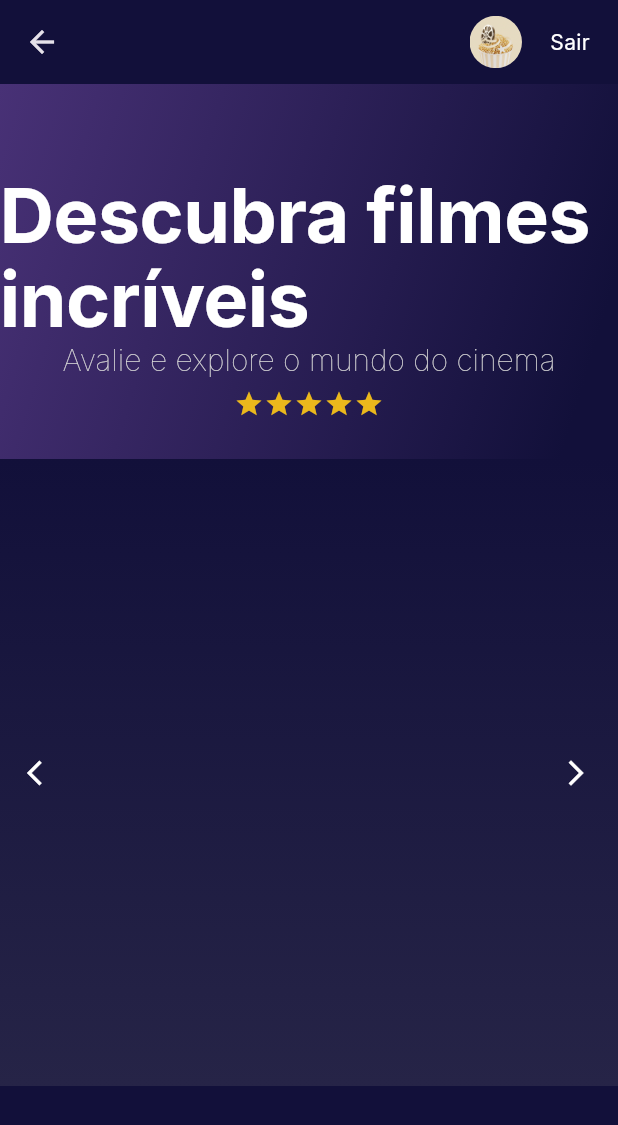
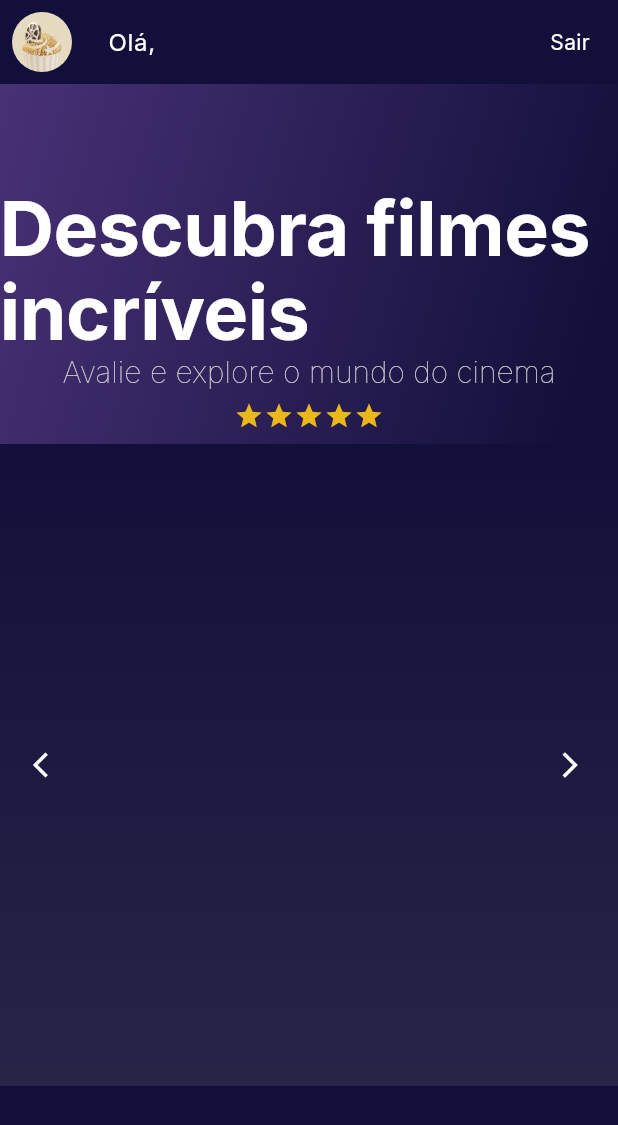
Before and after one commit to laisvarela/CineTrack_Web, a Flutter app: the HomeScreen screen opened by its route, after a tap on the "arrow back ios" icon, on a phone screen of 412 x 824 dp. Shown: the top 1125 px of the screen. Run offline on Flutter 3.47's test engine with Material 3 defaults, Android fonts, the phone set to English and light mode, and no system bars; drawn by our look-alikes of carousel_slider; our stand-ins replace cloud_firestore, firebase_auth, firebase_core, flutter_dotenv, flutter_riverpod, google_fonts; accounts and stored records are empty; generated files the repository leaves out were written again.

Commit message:
:sparkles: feat: Update HomeScreen to use UserController for user data; refactor user role retrieval in UserRepository; add card theme to WebTheme.

```diff
--- a/cinetrack/lib/features/home/home_screen.dart
+++ b/cinetrack/lib/features/home/home_screen.dart
@@ -2,7 +2,7 @@ import 'package:carousel_slider/carousel_slider.dart';
 import 'package:cinetrack/core/asset_images.dart';
 import 'package:cinetrack/features/auth/routes/auth_routes.dart';
 import 'package:cinetrack/features/movie/controllers/movie_controller.dart';
-import 'package:cinetrack/features/user/repositories/user_repository.dart';
+import 'package:cinetrack/features/user/controllers/user_controller.dart';
 import 'package:firebase_auth/firebase_auth.dart';
 import 'package:flutter/material.dart';
 import 'package:flutter_riverpod/flutter_riverpod.dart';
@@ -15,8 +15,8 @@ class HomeScreen extends ConsumerStatefulWidget {
 }
 
 class _HomeScreenState extends ConsumerState<HomeScreen> {
-  final CarouselSliderController _carouselController = CarouselSliderController(); // <-- adicionado
-  String userRole = UserRepository().userRole;
+  final CarouselSliderController _carouselController =
+      CarouselSliderController();
 
   @override
   void initState() {
@@ -25,17 +25,23 @@ class _HomeScreenState extends ConsumerState<HomeScreen> {
 
   @override
   Widget build(BuildContext context) {
-    final movieState = ref.watch(movieControllerProvider);
-    return Scaffold(
+    final user = ref.watch(userControllerProvider);
+    return Expanded(
+      child: Scaffold(
         backgroundColor: Theme.of(context).colorScheme.primary,
         appBar: AppBar(
           backgroundColor: Theme.of(context).colorScheme.surface,
+          leading: Padding(
+            padding: const EdgeInsets.all(8.0),
+            child: ClipOval(child: Image.asset(AssetImages.mainIcon)),
+          ),
+          title: user.when(
+            data: (user) => Text("Olá, ${user?.name ?? ''}"),
+            loading: () => CircularProgressIndicator(),
+            error: (error, stackTrace) => Text('Olá'),
+          ),
+          titleTextStyle: Theme.of(context).textTheme.bodyLarge,
           actions: [
-          Row(
-            children: [
-              ClipOval(
-                child: Image.asset(AssetImages.mainIcon, width: 35, height: 35),
-              ),
             TextButton(
               onPressed: () async {
                 await FirebaseAuth.instance.signOut();
@@ -50,26 +56,23 @@ class _HomeScreenState extends ConsumerState<HomeScreen> {
             ),
           ],
         ),
-        ],
-      ),
 
         body: LayoutBuilder(
           builder: (context, constraints) {
-          final topHeight = 250.0;
-          final footerHeight = 100.0;
-          final minChildSize =
-              ((constraints.maxHeight - topHeight - footerHeight).clamp(
-                0.15,
-                0.85,
-              ));
-
-          return Stack(
+            const double cardWidth = 260.0;
+            final double availableWidth = constraints.maxWidth;
+            final double viewportFraction = (cardWidth / availableWidth).clamp(
+              0.08,
+              1.0,
+            );
+            return Expanded(
+              child: Stack(
                 children: [
                   Column(
                     children: [
                       Container(
                         width: double.infinity,
-                    height: 250,
+                        height: 240,
                         decoration: BoxDecoration(
                           gradient: LinearGradient(
                             begin: Alignment.topLeft,
@@ -83,14 +86,21 @@ class _HomeScreenState extends ConsumerState<HomeScreen> {
                           child: Padding(
                             padding: const EdgeInsets.only(top: 60),
                             child: Column(
+                              crossAxisAlignment: CrossAxisAlignment.center,
+                              mainAxisAlignment: MainAxisAlignment.center,
+
                               children: [
                                 Text(
                                   'Descubra filmes incríveis',
-                              style: Theme.of(context).textTheme.displayLarge,
+                                  style: Theme.of(
+                                    context,
+                                  ).textTheme.displayLarge,
                                 ),
                                 Text(
                                   'Avalie e explore o mundo do cinema',
-                              style: Theme.of(context).textTheme.displayMedium
+                                  style: Theme.of(context)
+                                      .textTheme
+                                      .displayMedium
                                       ?.copyWith(
                                         color: const Color.fromARGB(
                                           255,
@@ -119,7 +129,7 @@ class _HomeScreenState extends ConsumerState<HomeScreen> {
                       Expanded(
                         child: Container(
                           width: double.infinity,
-                      height: footerHeight,
+                          height: double.maxFinite,
                           decoration: BoxDecoration(
                             gradient: LinearGradient(
                               begin: Alignment.topCenter,
@@ -130,10 +140,28 @@ class _HomeScreenState extends ConsumerState<HomeScreen> {
                               ],
                             ),
                           ),
-                      child: Stack( // <-- envolve o carousel e os botões
-                        alignment: Alignment.center,
+                          child: Row(
+                            spacing: 10,
+                            mainAxisAlignment: MainAxisAlignment.spaceBetween,
                             children: [
-                          CarouselSlider.builder(
+                              Padding(
+                                padding: const EdgeInsets.all(8.0),
+                                child: IconButton(
+                                  icon: const Icon(
+                                    Icons.arrow_back_ios,
+                                    color: Colors.white,
+                                  ),
+                                  onPressed: () =>
+                                      _carouselController.previousPage(
+                                        duration: const Duration(
+                                          milliseconds: 300,
+                                        ),
+                                        curve: Curves.ease,
+                                      ),
+                                ),
+                              ),
+                              Expanded(
+                                child: CarouselSlider.builder(
                                   itemCount: ref
                                       .watch(movieControllerProvider)
                                       .maybeWhen(
@@ -142,47 +170,82 @@ class _HomeScreenState extends ConsumerState<HomeScreen> {
                                       ),
                                   carouselController: _carouselController,
                                   itemBuilder: (context, index, realIndex) {
-                             final movieState = ref.watch(movieControllerProvider);
+                                    final movieState = ref.watch(
+                                      movieControllerProvider,
+                                    );
                                     return movieState.when(
                                       error: (error, stackTrace) {
                                         return Center(
-                                 child: Text('Erro ao carregar filmes'),
+                                          child: Text(
+                                            'Erro ao carregar filmes',
+                                          ),
                                         );
                                       },
-                             loading: () =>
-                                 Center(child: CircularProgressIndicator()),
+                                      loading: () => Center(
+                                        child: CircularProgressIndicator(),
+                                      ),
                                       data: (movies) {
                                         if (movies.isEmpty) {
                                           return Center(
-                                   child: Text('Nenhum filme encontrado'),
+                                            child: Text(
+                                              'Nenhum filme encontrado',
+                                            ),
                                           );
                                         }
                                         final movie = movies[index];
                                         return Center(
                                           child: SizedBox(
-                                   height: 500,
-                                   width: 200,
+                                            height: 380,
+                                            width: 260,
                                             child: Card(
-                                     shape: RoundedRectangleBorder(
-                                       borderRadius: BorderRadius.circular(12),
-                                     ),
-                                     elevation: 4,
                                               child: Column(
-                                       crossAxisAlignment: CrossAxisAlignment.start,
+                                                crossAxisAlignment:
+                                                    CrossAxisAlignment.start,
                                                 children: [
                                                   Padding(
-                                           padding: const EdgeInsets.all(8.0),
+                                                    padding:
+                                                        const EdgeInsets.all(
+                                                          8.0,
+                                                        ),
                                                     child: SizedBox(
-                                             height: 200,
-                                             width: double.infinity,
-                                             child: Image.network(movie.capa, fit: BoxFit.cover),
+                                                      height: 180,
+                                                      width: double.maxFinite,
+                                                      child: Image.network(
+                                                        movie.capa,
+                                                        fit: BoxFit.contain,
+                                                        alignment:
+                                                            Alignment.topCenter,
+                                                      ),
                                                     ),
                                                   ),
                                                   Padding(
-                                           padding: const EdgeInsets.all(12),
+                                                    padding:
+                                                        const EdgeInsets.all(
+                                                          12,
+                                                        ),
                                                     child: Column(
-                                             crossAxisAlignment: CrossAxisAlignment.start,
-                                             children: [Text(movie.titulo)],
+                                                      spacing: 8,
+                                                      crossAxisAlignment:
+                                                          CrossAxisAlignment
+                                                              .start,
+                                                      children: [
+                                                        Text(
+                                                          movie.generos,
+                                                          overflow: TextOverflow
+                                                              .ellipsis,
+                                                        ),
+                                                        Text(
+                                                          movie.titulo,
+                                                          maxLines: 2,
+                                                          overflow: TextOverflow
+                                                              .ellipsis,
+                                                        ),
+                                                        Text(
+                                                          movie.ano,
+                                                          overflow: TextOverflow
+                                                              .ellipsis,
+                                                        ),
+                                                      ],
                                                     ),
                                                   ),
                                                 ],
@@ -194,24 +257,27 @@ class _HomeScreenState extends ConsumerState<HomeScreen> {
                                     );
                                   },
                                   options: CarouselOptions(
-                           viewportFraction: 0.20,
-                           scrollPhysics: const NeverScrollableScrollPhysics(),
-                         ),
-                          ), // fim CarouselSlider
-
-                          // botões únicos à esquerda/direita
-                          Positioned(
-                            left: 4,
-                            child: IconButton(
-                              icon: const Icon(Icons.arrow_back_ios, color: Colors.white),
-                              onPressed: () => _carouselController.previousPage(duration: const Duration(milliseconds: 300), curve: Curves.ease),
+                                    height: 380,
+                                    viewportFraction: viewportFraction,
+                                    enlargeCenterPage: false,
+                                    enableInfiniteScroll: true,
+                                    scrollPhysics:
+                                        const NeverScrollableScrollPhysics(),
                                   ),
                                 ),
-                          Positioned(
-                            right: 4,
+                              ),
+
+                              Padding(
+                                padding: const EdgeInsets.all(8.0),
                                 child: IconButton(
-                              icon: const Icon(Icons.arrow_forward_ios, color: Colors.white),
-                              onPressed: () => _carouselController.nextPage(duration: const Duration(milliseconds: 300), curve: Curves.ease),
+                                  icon: const Icon(
+                                    Icons.arrow_forward_ios,
+                                    color: Colors.white,
+                                  ),
+                                  onPressed: () => _carouselController.nextPage(
+                                    duration: const Duration(milliseconds: 300),
+                                    curve: Curves.ease,
+                                  ),
                                 ),
                               ),
                             ],
@@ -226,8 +292,10 @@ class _HomeScreenState extends ConsumerState<HomeScreen> {
                     ],
                   ),
                 ],
+              ),
             );
           },
+        ),
       ),
     );
   }
--- /dev/null
+++ b/cinetrack/lib/features/user/controllers/user_controller.dart
@@ -0,0 +1,11 @@
+import 'package:cinetrack/features/user/models/user_model.dart';
+import 'package:cinetrack/features/user/repositories/user_repository.dart';
+import 'package:flutter_riverpod/flutter_riverpod.dart';
+
+final userRepositoryProviver = Provider<UserRepository>((ref) {
+  return UserRepository();
+});
+
+final userControllerProvider = FutureProvider.autoDispose<UserModel?>((ref) {
+  return ref.watch(userRepositoryProviver).getUser();
+});
--- a/cinetrack/lib/features/user/repositories/user_repository.dart
+++ b/cinetrack/lib/features/user/repositories/user_repository.dart
@@ -1,17 +1,36 @@
+import 'dart:developer';
+import 'package:cinetrack/features/user/models/user_model.dart';
 import 'package:cloud_firestore/cloud_firestore.dart';
 import 'package:firebase_auth/firebase_auth.dart';
 
 class UserRepository {
-  String userRole = "";
-  Future<String> getUserRole() async {
-    final uid = FirebaseAuth.instance.currentUser?.uid;
-    if (uid != null) {
+  UserModel? _user;
+
+  Future<UserModel?> getUser() async {
+    try {
+      final uid = FirebaseAuth.instance.currentUser?.uid;
+      if (uid == null) return null;
       final doc = await FirebaseFirestore.instance
           .collection('users')
           .doc(uid)
           .get();
-      userRole = doc.data()?['role'];
+      final data = doc.data();
+      if (data == null) return null;
+      _user = UserModel.fromJson(data);
+      return _user;
+    } catch (e) {
+      log("Error on getUser: $e");
+      return null;
     }
-    return userRole;
+  }
+
+  Future<String?> getUserRole() async {
+    final u = await getUser();
+    return u?.role;
+  }
+
+  Future<String?> getUserName() async {
+    final u = await getUser();
+    return u?.name;
   }
 }
```
Also changed, not shown: cinetrack/lib/theme/web_theme.dart (+9 -0 lines). Lines whose indentation alone changed are shown as unchanged.
